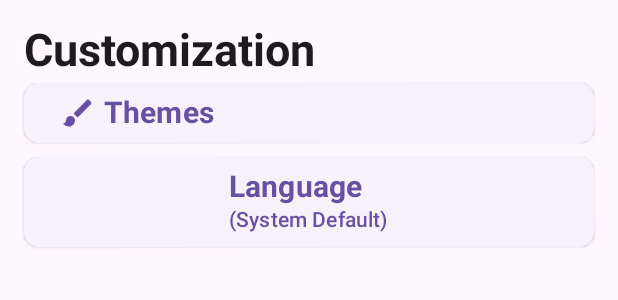
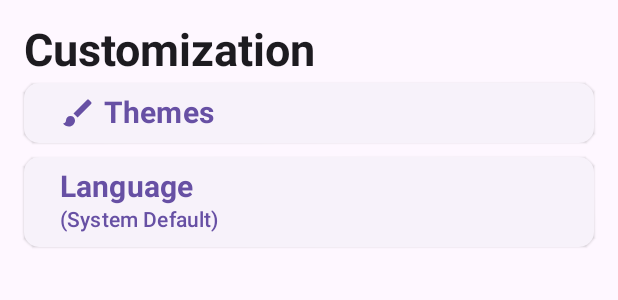
Before and after one commit to pl4int3xt/Inverse, an Android app built with Jetpack Compose: the @Preview function SettingsPrev, on a phone screen of 412 x 824 dp. Shown: the top 300 px of the screen. Run offline under Robolectric (Android 15) with nearby library versions, the phone set to English and light mode, and no system bars.

```diff
--- a/app/src/main/java/com/example/kinetic/presentation/game_details/components/GamesDetailsScreen.kt
+++ b/app/src/main/java/com/example/kinetic/presentation/game_details/components/GamesDetailsScreen.kt
@@ -108,9 +108,9 @@ fun GameDetailsScreen(
                     modifier = Modifier.size(50.dp)
                         .align(Alignment.Center)
                     ,
-                    colors = ButtonDefaults.buttonColors(
-                        containerColor = MaterialTheme.colorScheme.secondary,
-                    ),
+//                    colors = ButtonDefaults.buttonColors(
+//                        containerColor = MaterialTheme.colorScheme.secondary,
+//                    ),
                     contentPadding = PaddingValues(0.dp),
                     elevation = ButtonDefaults.buttonElevation(
                         defaultElevation = 5.dp,
--- a/app/src/main/java/com/example/kinetic/presentation/settings/components/SettingsScreen.kt
+++ b/app/src/main/java/com/example/kinetic/presentation/settings/components/SettingsScreen.kt
@@ -20,6 +20,7 @@ import androidx.compose.material3.ModalDrawerSheet
 import androidx.compose.material3.Scaffold
 import androidx.compose.material3.Text
 import androidx.compose.runtime.Composable
+import androidx.compose.ui.Alignment
 import androidx.compose.ui.Modifier
 import androidx.compose.ui.text.font.FontWeight
 import androidx.compose.ui.tooling.preview.Preview
@@ -62,7 +63,10 @@ fun SettingsScreen() {
                 shape = RoundedCornerShape(10.dp),
                 modifier = Modifier.fillMaxWidth(),
                 onClick = { /*TODO*/ }) {
-                Column {
+                Column(
+                    modifier = Modifier.fillMaxWidth(),
+                    horizontalAlignment = Alignment.Start
+                ) {
                     Text(
                         text = "Language",
                         fontSize = 20.sp,
```
